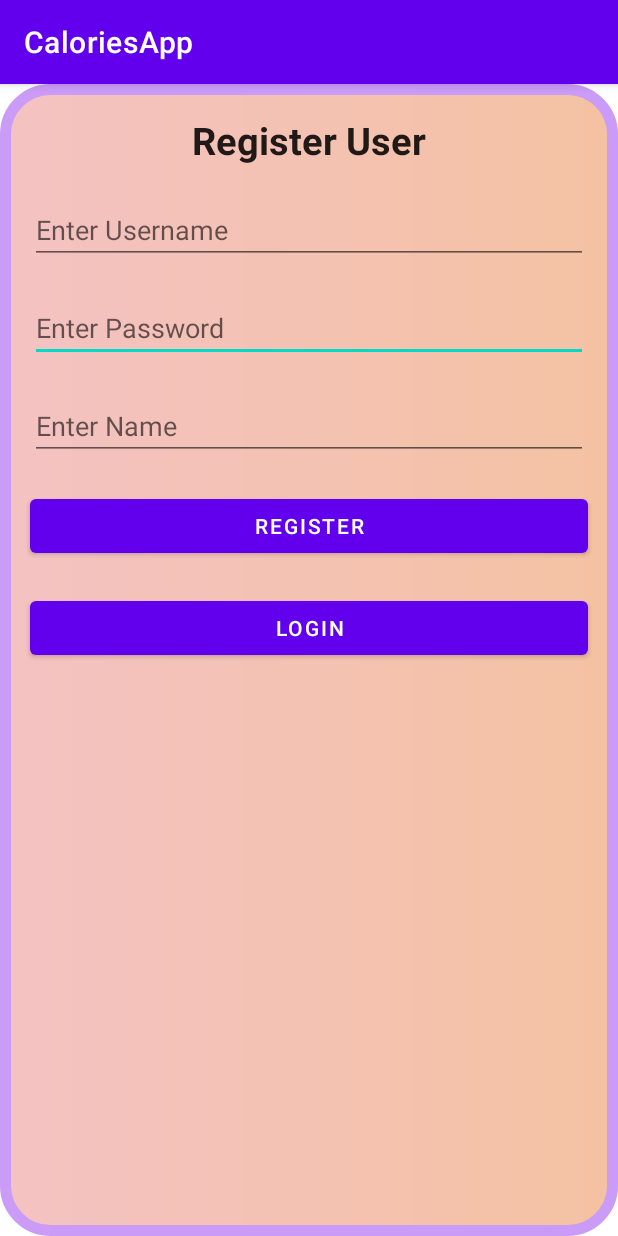
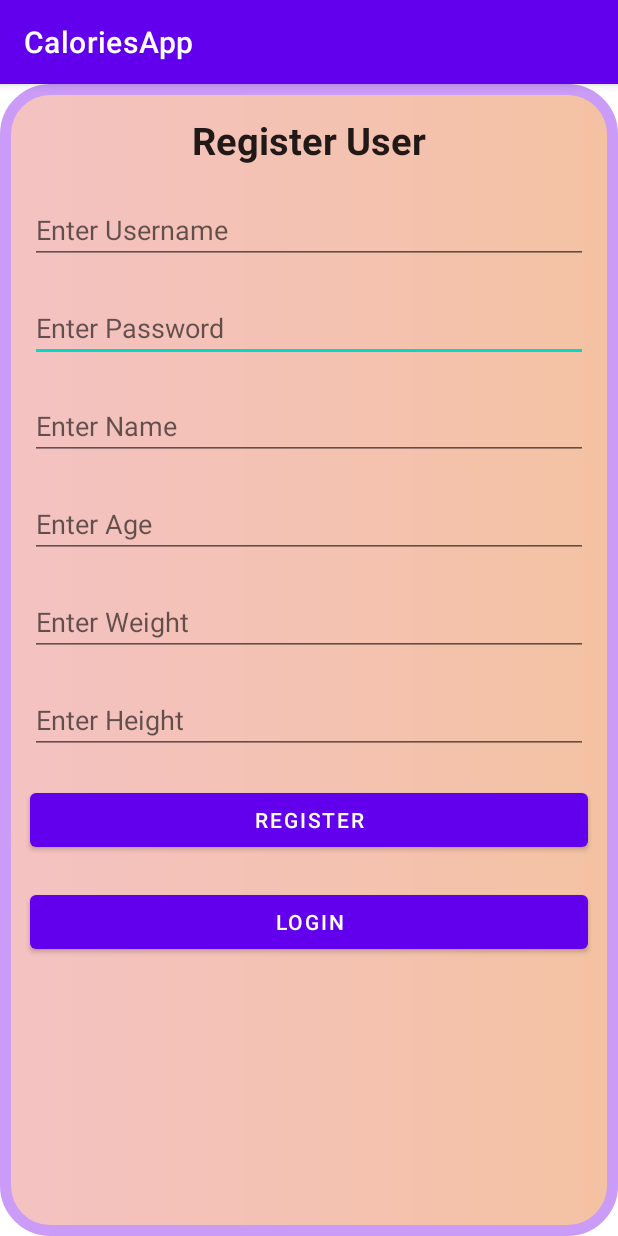
Before and after one commit to Mihnea1702/CalorieApp, an Android app: the screen it shows after launch (MainActivity), on a phone screen of 412 x 824 dp. Run offline under Robolectric (Android 15) with nearby library versions, the phone set to English and light mode, and no system bars.

Commit message:
Calories Count

```diff
--- a/CaloriesApp/app/src/main/java/com/example/caloriesapp/Database.java
+++ b/CaloriesApp/app/src/main/java/com/example/caloriesapp/Database.java
@@ -9,7 +9,7 @@ import androidx.room.RoomDatabase;
 @androidx.room.Database(entities =  {FoodEntity.class, UserEntity.class}, version = 1)
 public abstract class Database extends RoomDatabase {
 
-    private static final String dbName = "CaloriesApp";
+    private static final String dbName = "CaloriesAppTest";
     private static Database database;
 
     public static synchronized Database getAppDatabase(Context context){
--- a/CaloriesApp/app/src/main/java/com/example/caloriesapp/Login.java
+++ b/CaloriesApp/app/src/main/java/com/example/caloriesapp/Login.java
@@ -46,7 +46,8 @@ public class Login extends AppCompatActivity {
                                     }
                                 });
                             } else {
-                                String name = userEntity.name;
+                                Double cal=1.5*(10*userEntity.weight+6.25*userEntity.height-5*userEntity.age-40);
+                                String name = userEntity.name+"-"+cal.toString();
                                 startActivity(new Intent(Login.this, HomeScreen.class).putExtra("name", name));
                             }
 
--- a/CaloriesApp/app/src/main/java/com/example/caloriesapp/MainActivity.java
+++ b/CaloriesApp/app/src/main/java/com/example/caloriesapp/MainActivity.java
@@ -11,7 +11,7 @@ import android.widget.Toast;
 
 public class MainActivity extends AppCompatActivity {
 
-    EditText userId, password, name;
+    EditText userId, password, name,age,height,weight;
     Button register, login;
 
     @Override
@@ -23,6 +23,10 @@ public class MainActivity extends AppCompatActivity {
         name = findViewById(R.id.name);
         register = findViewById(R.id.register);
         login = findViewById(R.id.login);
+        age=findViewById(R.id.age);
+        height=findViewById(R.id.height);
+        weight=findViewById(R.id.weight);
+
 
         register.setOnClickListener(new View.OnClickListener() {
             @Override
@@ -31,6 +35,9 @@ public class MainActivity extends AppCompatActivity {
                 userEntity.setUsername(userId.getText().toString());
                 userEntity.setPassword(password.getText().toString());
                 userEntity.setName(name.getText().toString());
+                userEntity.setAge(Integer.valueOf(age.getText().toString()));
+                userEntity.setHeight(Integer.valueOf(height.getText().toString()));
+                userEntity.setWeight(Integer.valueOf(weight.getText().toString()));
                 if(validateInput(userEntity)){
                     Database database = Database.getAppDatabase(getApplicationContext());
                     UserDao userDao = database.userDao();
--- a/CaloriesApp/app/src/main/res/layout/activity_main.xml
+++ b/CaloriesApp/app/src/main/res/layout/activity_main.xml
@@ -39,7 +39,7 @@
         app:layout_constraintEnd_toEndOf="parent"
         app:layout_constraintHorizontal_bias="0.0"
         app:layout_constraintStart_toStartOf="parent"
-        app:layout_constraintTop_toBottomOf="@+id/name" />
+        app:layout_constraintTop_toBottomOf="@+id/height" />
 
     <Button
         android:id="@+id/login"
@@ -82,6 +82,45 @@
         app:layout_constraintHorizontal_bias="0.0"
         app:layout_constraintStart_toStartOf="parent"
         app:layout_constraintTop_toBottomOf="@+id/password" />
+    <EditText
+        android:id="@+id/age"
+        android:layout_width="0dp"
+        android:layout_height="wrap_content"
+        android:layout_margin="20sp"
+        android:layout_marginStart="20dp"
+        android:layout_marginTop="60dp"
+        android:layout_marginEnd="20dp"
+        android:hint="Enter Age"
+        app:layout_constraintEnd_toEndOf="parent"
+        app:layout_constraintHorizontal_bias="0.0"
+        app:layout_constraintStart_toStartOf="parent"
+        app:layout_constraintTop_toBottomOf="@+id/name" />
+    <EditText
+        android:id="@+id/weight"
+        android:layout_width="0dp"
+        android:layout_height="wrap_content"
+        android:layout_margin="20sp"
+        android:layout_marginStart="20dp"
+        android:layout_marginTop="60dp"
+        android:layout_marginEnd="20dp"
+        android:hint="Enter Weight"
+        app:layout_constraintEnd_toEndOf="parent"
+        app:layout_constraintHorizontal_bias="0.0"
+        app:layout_constraintStart_toStartOf="parent"
+        app:layout_constraintTop_toBottomOf="@+id/age" />
+    <EditText
+        android:id="@+id/height"
+        android:layout_width="0dp"
+        android:layout_height="wrap_content"
+        android:layout_margin="20sp"
+        android:layout_marginStart="20dp"
+        android:layout_marginTop="60dp"
+        android:layout_marginEnd="20dp"
+        android:hint="Enter Height"
+        app:layout_constraintEnd_toEndOf="parent"
+        app:layout_constraintHorizontal_bias="0.0"
+        app:layout_constraintStart_toStartOf="parent"
+        app:layout_constraintTop_toBottomOf="@+id/weight" />
 
     <EditText
         android:id="@+id/userId"
```
Also changed, not shown: CaloriesApp/app/src/main/java/com/example/caloriesapp/HomeScreen.java (+6 -3 lines), CaloriesApp/app/src/main/java/com/example/caloriesapp/UserEntity.java (+33 -0 lines), CaloriesApp/app/src/main/res/layout/activity_home_screen.xml (+18 -6 lines).
